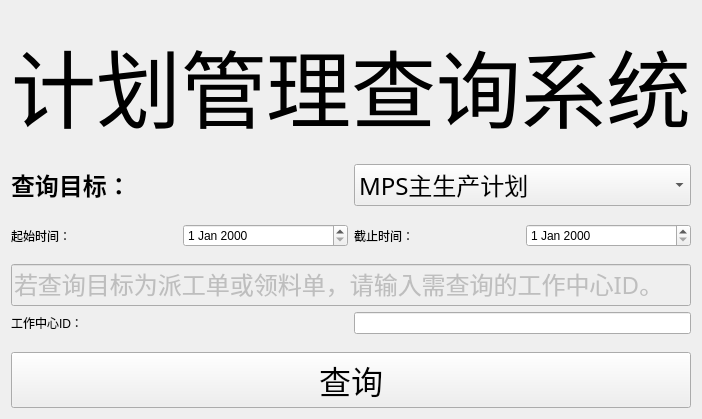
Before: the Qt Designer form jh/code/window_chaxun.ui in joker20020/ERP, drawn with Qt 5.
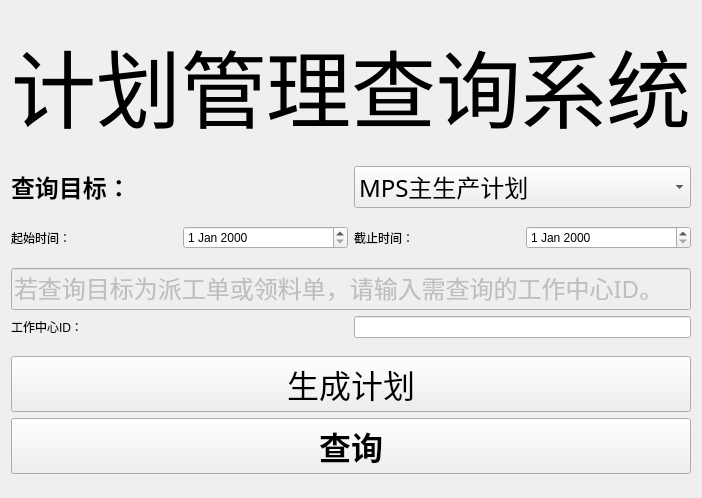
After: the same form once the commit is applied. Custom widgets are drawn as their Qt base class.

Diff of the .ui file:
```diff
--- a/jh/code/window_chaxun.ui
+++ b/jh/code/window_chaxun.ui
@@ -6,8 +6,8 @@
    <rect>
     <x>0</x>
     <y>0</y>
-    <width>698</width>
-    <height>419</height>
+    <width>685</width>
+    <height>498</height>
    </rect>
   </property>
   <property name="windowTitle">
@@ -19,9 +19,6 @@
      <property name="orientation">
       <enum>Qt::Vertical</enum>
      </property>
-     <property name="sizeType">
-      <enum>QSizePolicy::Preferred</enum>
-     </property>
      <property name="sizeHint" stdset="0">
       <size>
        <width>20</width>
@@ -279,13 +276,10 @@
     </layout>
    </item>
    <item>
-    <spacer name="verticalSpacer_3">
+    <spacer name="verticalSpacer_6">
      <property name="orientation">
       <enum>Qt::Vertical</enum>
      </property>
-     <property name="sizeType">
-      <enum>QSizePolicy::Preferred</enum>
-     </property>
      <property name="sizeHint" stdset="0">
       <size>
        <width>20</width>
@@ -294,16 +288,31 @@
      </property>
     </spacer>
    </item>
+   <item>
+    <widget class="QPushButton" name="pushButton_2">
+     <property name="font">
+      <font>
+       <family>Kaiti SC</family>
+       <pointsize>24</pointsize>
+       <italic>false</italic>
+       <bold>false</bold>
+      </font>
+     </property>
+     <property name="text">
+      <string>生成计划</string>
+     </property>
+    </widget>
+   </item>
    <item>
     <layout class="QHBoxLayout" name="horizontalLayout_5">
      <item>
       <widget class="PrimaryPushButton" name="pushButton">
        <property name="font">
         <font>
-         <family>STKaiti</family>
+         <family>Kaiti SC</family>
          <pointsize>24</pointsize>
          <italic>false</italic>
-         <bold>false</bold>
+         <bold>true</bold>
         </font>
        </property>
        <property name="styleSheet">
@@ -316,6 +325,19 @@
      </item>
     </layout>
    </item>
+   <item>
+    <spacer name="verticalSpacer_3">
+     <property name="orientation">
+      <enum>Qt::Vertical</enum>
+     </property>
+     <property name="sizeHint" stdset="0">
+      <size>
+       <width>20</width>
+       <height>40</height>
+      </size>
+     </property>
+    </spacer>
+   </item>
   </layout>
  </widget>
  <customwidgets>
```
Left out of the diff: 2 changed lines with no effect on the pictures.
